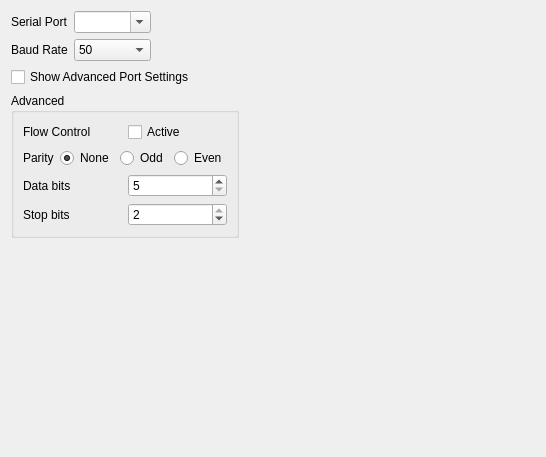
Qt form src/ui/SerialSettings.ui (mavlink/qgroundcontrol) before a commit.
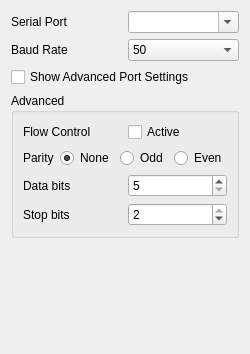
The same form after that commit.

Commit message: Change of Serial settings window size and baud/port combobox sizes

```diff
--- a/src/ui/SerialSettings.ui
+++ b/src/ui/SerialSettings.ui
@@ -6,8 +6,8 @@
    <rect>
     <x>0</x>
     <y>0</y>
-    <width>546</width>
-    <height>457</height>
+    <width>234</width>
+    <height>354</height>
    </rect>
   </property>
   <property name="windowTitle">
@@ -15,7 +15,7 @@
   </property>
   <layout class="QVBoxLayout" name="verticalLayout_2">
    <item>
-    <layout class="QHBoxLayout" name="horizontalLayout_7" stretch="0,1,5">
+    <layout class="QHBoxLayout" name="horizontalLayout_7" stretch="0,0">
      <item>
       <widget class="QLabel" name="portlabel">
        <property name="text">
@@ -25,6 +25,12 @@
      </item>
      <item>
       <widget class="QComboBox" name="portName">
+       <property name="minimumSize">
+        <size>
+         <width>100</width>
+         <height>0</height>
+        </size>
+       </property>
        <property name="toolTip">
         <string>The serial port to which the system is connected. All ports listed here should work.</string>
        </property>
@@ -47,23 +53,10 @@
        </item>
       </widget>
      </item>
-     <item>
-      <spacer name="horizontalSpacer">
-       <property name="orientation">
-        <enum>Qt::Horizontal</enum>
-       </property>
-       <property name="sizeHint" stdset="0">
-        <size>
-         <width>40</width>
-         <height>20</height>
-        </size>
-       </property>
-      </spacer>
-     </item>
     </layout>
    </item>
    <item>
-    <layout class="QHBoxLayout" name="horizontalLayout_6" stretch="0,1,5">
+    <layout class="QHBoxLayout" name="horizontalLayout_6" stretch="0,0">
      <item>
       <widget class="QLabel" name="portlabel_2">
        <property name="text">
@@ -73,6 +66,12 @@
      </item>
      <item>
       <widget class="QComboBox" name="baudRate">
+       <property name="minimumSize">
+        <size>
+         <width>100</width>
+         <height>0</height>
+        </size>
+       </property>
        <property name="toolTip">
         <string>The data transmission rate. If unsure 57600 and 115200 are very common rates.</string>
        </property>
@@ -215,19 +214,6 @@
        </item>
       </widget>
      </item>
-     <item>
-      <spacer name="horizontalSpacer_2">
-       <property name="orientation">
-        <enum>Qt::Horizontal</enum>
-       </property>
-       <property name="sizeHint" stdset="0">
-        <size>
-         <width>40</width>
-         <height>20</height>
-        </size>
-       </property>
-      </spacer>
-     </item>
     </layout>
    </item>
    <item>
```
Left out of the diff: 5 changed lines with no effect on the pictures. The commit also changes 2 other files.
